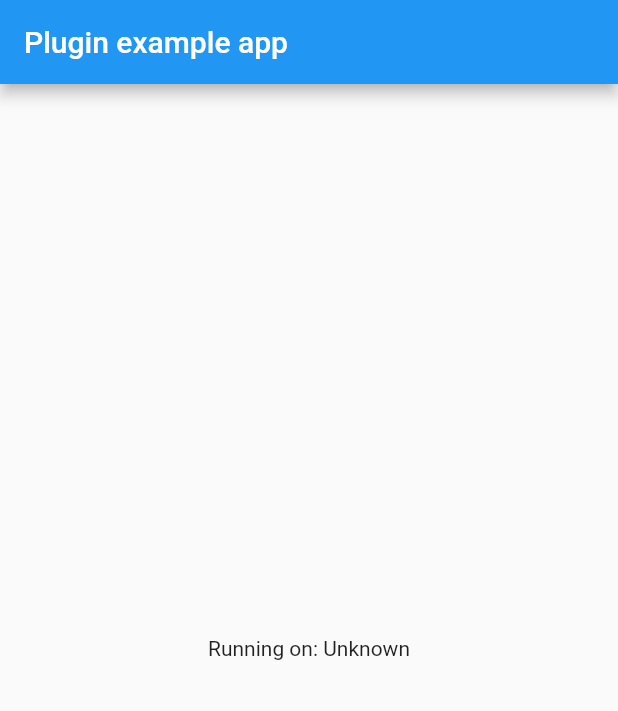
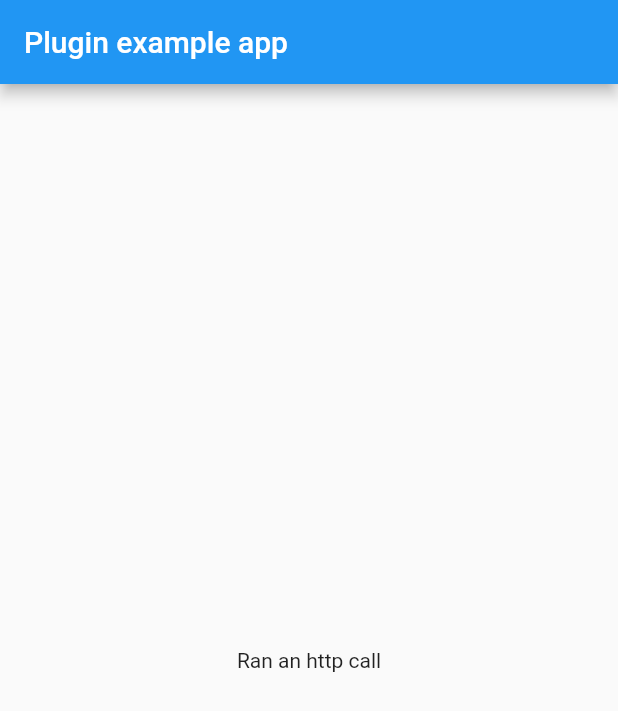
Before and after one commit to awazgyawali/native_http, a Flutter app: the screen it shows after launch, on a phone screen of 412 x 824 dp. Shown: the top 711 px of the screen. Run offline on Flutter 3.47's test engine with Material 2 defaults, Android fonts, the phone set to English and light mode, and no system bars.

Commit message:
Iitilized dart layer

```diff
--- a/example/lib/main.dart
+++ b/example/lib/main.dart
@@ -1,8 +1,7 @@
 import 'package:flutter/material.dart';
 import 'dart:async';
 
-import 'package:flutter/services.dart';
-import 'package:native_http/native_http.dart';
+import 'package:native_http/native_http.dart' as native_http;
 
 void main() => runApp(MyApp());
 
@@ -12,8 +11,6 @@ class MyApp extends StatefulWidget {
 }
 
 class _MyAppState extends State<MyApp> {
-  String _platformVersion = 'Unknown';
-
   @override
   void initState() {
     super.initState();
@@ -22,22 +19,9 @@ class _MyAppState extends State<MyApp> {
 
   // Platform messages are asynchronous, so we initialize in an async method.
   Future<void> initPlatformState() async {
-    String platformVersion;
-    // Platform messages may fail, so we use a try/catch PlatformException.
-    try {
-      platformVersion = await NativeHttp.platformVersion;
-    } on PlatformException {
-      platformVersion = 'Failed to get platform version.';
-    }
-
-    // If the widget was removed from the tree while the asynchronous platform
-    // message was in flight, we want to discard the reply rather than calling
-    // setState to update our non-existent appearance.
-    if (!mounted) return;
-
-    setState(() {
-      _platformVersion = platformVersion;
-    });
+    native_http.NativeResponse response =
+        await native_http.get("https://jsonplaceholder.typicode.com/todos/1");
+    print(response.getJson());
   }
 
   @override
@@ -48,7 +32,7 @@ class _MyAppState extends State<MyApp> {
           title: const Text('Plugin example app'),
         ),
         body: Center(
-          child: Text('Running on: $_platformVersion\n'),
+          child: Text('Ran an http call'),
         ),
       ),
     );
--- a/lib/native_http.dart
+++ b/lib/native_http.dart
@@ -1,13 +1,42 @@
 import 'dart:async';
+import 'dart:convert';
 
 import 'package:flutter/services.dart';
 
-class NativeHttp {
-  static const MethodChannel _channel =
-      const MethodChannel('native_http');
+const MethodChannel _channel = const MethodChannel('native_http');
 
-  static Future<String> get platformVersion async {
-    final String version = await _channel.invokeMethod('getPlatformVersion');
-    return version;
+Future<NativeResponse> get(String url, {Map<String, dynamic> headers}) {
+  return _sendRequest(url: url, method: "POST", headers: headers);
+}
+
+Future<NativeResponse> post(String url,
+    {Map<String, dynamic> headers, Map<String, dynamic> body}) {
+  return _sendRequest(url: url, method: "POST", headers: headers, body: body);
+}
+
+Future<NativeResponse> _sendRequest({
+  String url,
+  String method,
+  Map<String, dynamic> headers = const {},
+  Map<String, dynamic> body = const {},
+}) async {
+  Map<String, dynamic> response =
+      await _channel.invokeMapMethod<String, dynamic>("native_http/post", {
+    "url": url,
+    "method": 'METHOD',
+    "headers": headers,
+    "body": body,
+  });
+  return NativeResponse._fromMap(response);
+}
+
+class NativeResponse {
+  int code;
+  String body;
+  dynamic getJson() => json.decode(body);
+  static NativeResponse _fromMap(Map<String, dynamic> response) {
+    return NativeResponse()
+      ..code = response["code"]
+      ..body = response["body"];
   }
 }
```
Also changed, not shown: 9 other files.
